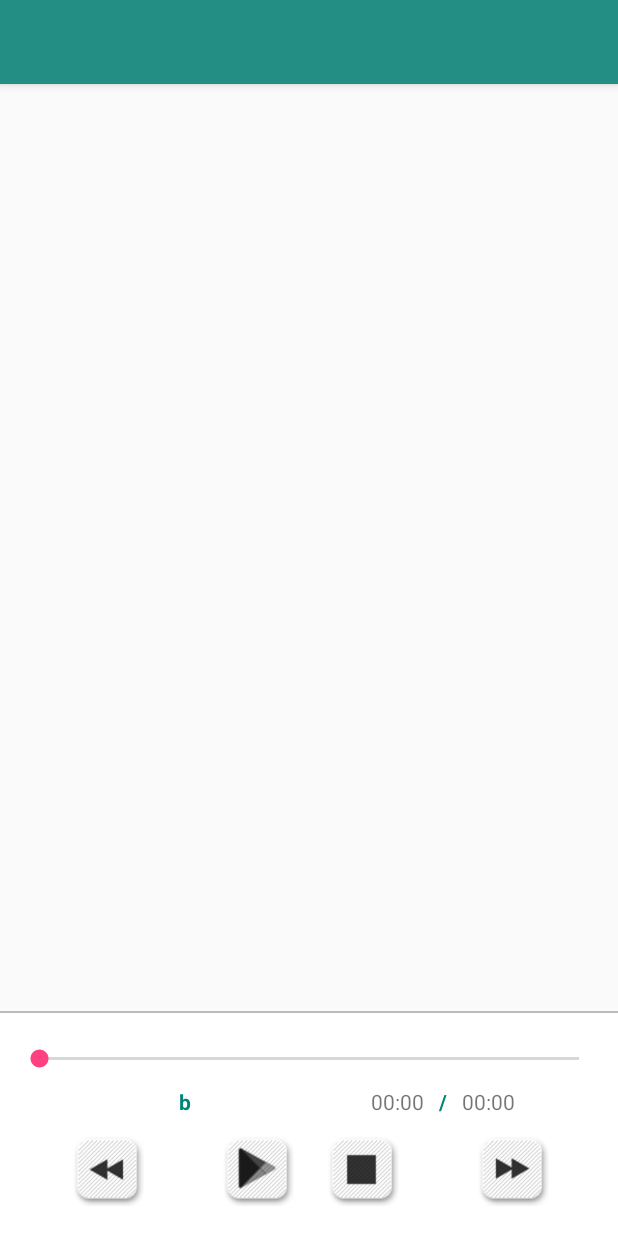
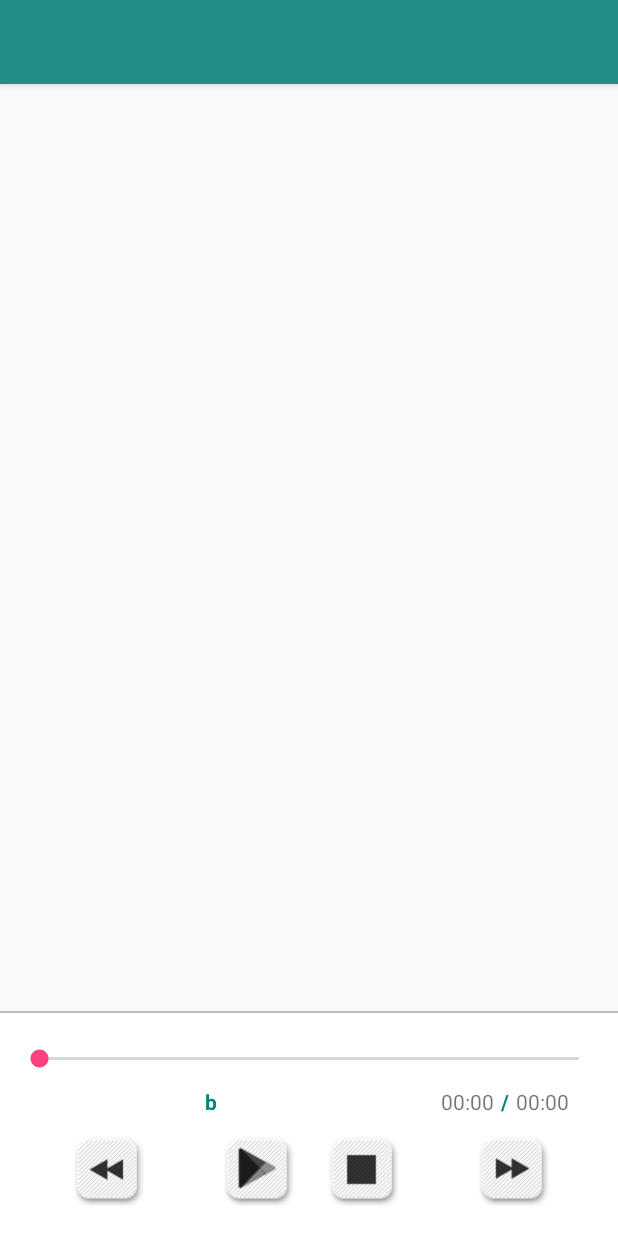
Before and after one commit to mangyui/a_music, an Android app: the screen it shows after launch (Main3Activity), on a phone screen of 412 x 824 dp. Run offline under Robolectric (Android 15) with nearby library versions, the phone set to English and light mode, and no system bars.

```diff
--- a/app/src/main/java/com/example/administrator/mymusic/Main3Activity.java
+++ b/app/src/main/java/com/example/administrator/mymusic/Main3Activity.java
@@ -34,7 +34,8 @@ public class Main3Activity extends AppCompatActivity {
     public static SeekBar seekBar;
  //   private Button start1,stop,pause,begin1,end;
     private ImageButton start,begin,left,right;
-    private boolean isplay=false,isrun=false;
+    private boolean isrun=false;
+    public static boolean isplay=false;
     public static ListView list;
     public TextView music_index;
     public  static TextView music_current;
--- a/app/src/main/res/layout/activity_main3.xml
+++ b/app/src/main/res/layout/activity_main3.xml
@@ -53,13 +53,15 @@
             android:orientation="horizontal"
             android:layout_width="match_parent"
             android:layout_height="wrap_content"
-            android:gravity="center_horizontal">
+            android:gravity="center_horizontal"
+            android:layout_marginLeft="10dp"
+            android:layout_marginRight="10dp">
 
             <LinearLayout
                 android:orientation="horizontal"
                 android:layout_width="match_parent"
                 android:layout_height="match_parent"
-                android:layout_weight="2"
+                android:layout_weight="1"
                 android:gravity="center_horizontal"
                 android:paddingLeft="10dp"
                 android:paddingRight="10dp">
@@ -71,7 +73,7 @@
                     android:textStyle="bold"
                 android:textColor="@color/accent_material_light"
                     android:ellipsize="end"
-                    android:singleLine="false"
+                    android:singleLine="true"
                     android:paddingTop="10dp"
                     android:paddingBottom="10dp" />
             </LinearLayout>
@@ -80,19 +82,19 @@
                 android:orientation="horizontal"
                 android:layout_width="match_parent"
                 android:layout_height="match_parent"
-                android:layout_weight="3"
-                android:gravity="center_vertical">
+                android:layout_weight="2"
+                android:gravity="center_vertical|center_horizontal">
 
                 <TextView android:text="00:00"
                     android:layout_width="wrap_content"
                     android:layout_height="wrap_content"
                     android:id="@+id/current" />
 
-                <TextView android:text="/" android:layout_width="wrap_content"
+                <TextView android:text=" / " android:layout_width="wrap_content"
                     android:layout_height="wrap_content"
                     android:id="@+id/gang"
                     android:gravity="center_horizontal"
-                    android:padding="10dp"
+                    android:padding="1dp"
                     android:textStyle="bold"
                     android:textColor="@color/accent_material_light" />
 
```
Also changed, not shown: app/src/main/java/com/example/administrator/mymusic/MusicService.java (+14 -12 lines), app/src/main/res/layout/listitem.xml (+6 -5 lines).
